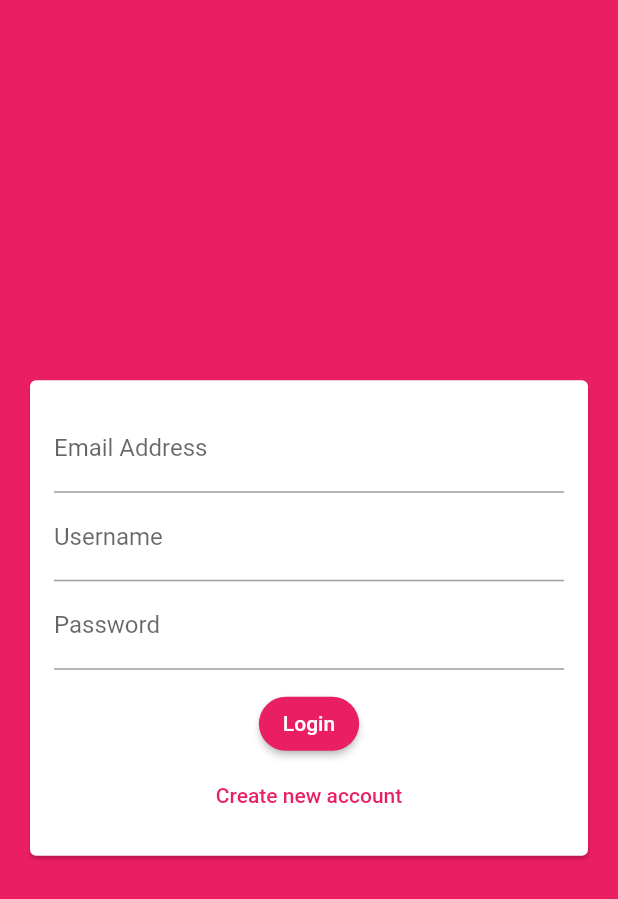
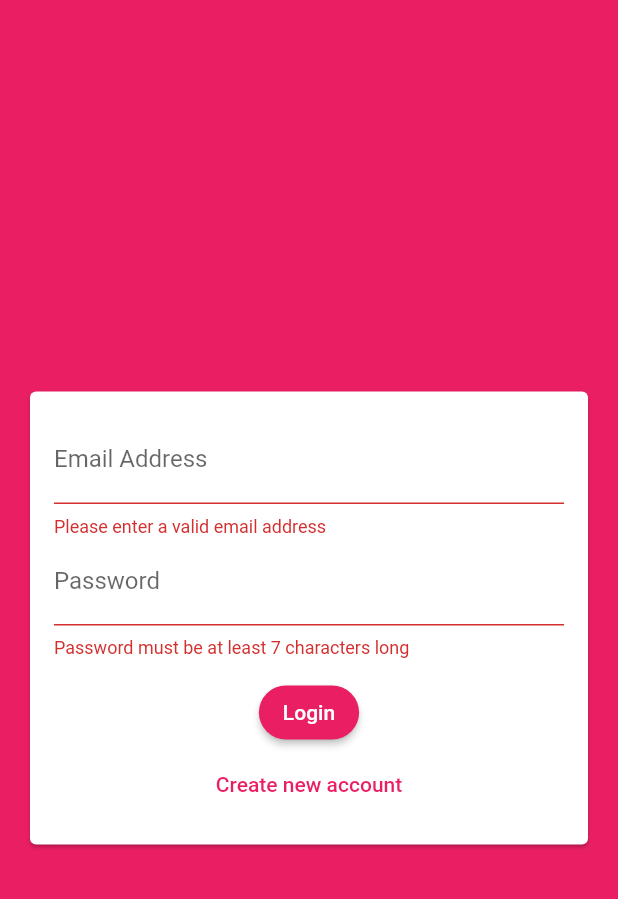
Before and after one commit to Manuelkpatsu/the_messenger, a Flutter app: the screen it shows after launch, after a tap on "Login", on a phone screen of 412 x 824 dp. Shown: the top 899 px of the screen. Run offline on Flutter 3.47's test engine with Material 2 defaults, Android fonts, the phone set to English and light mode, and no system bars; our stand-ins replace cloud_firestore, firebase_core; accounts and stored records are empty.

Commit message:
Creating an authentication form

```diff
--- a/lib/widgets/auth/auth_form.dart
+++ b/lib/widgets/auth/auth_form.dart
@@ -6,6 +6,21 @@ class AuthForm extends StatefulWidget {
 }
 
 class _AuthFormState extends State<AuthForm> {
+  final _formKey = GlobalKey<FormState>();
+  var _isLogin = true;
+  var _userEmail = '';
+  var _userName = '';
+  var _userPassword = '';
+
+  void _trySubmit() {
+    final isValid = _formKey.currentState.validate();
+    FocusScope.of(context).unfocus();
+
+    if (isValid) {
+      _formKey.currentState.save();
+    }
+  }
+
   @override
   Widget build(BuildContext context) {
     return Center(
@@ -15,34 +30,72 @@ class _AuthFormState extends State<AuthForm> {
           child: Padding(
             padding: EdgeInsets.all(16),
             child: Form(
+              key: _formKey,
               child: Column(
                 mainAxisSize: MainAxisSize.min,
                 children: [
                   TextFormField(
+                    key: ValueKey('email'),
+                    validator: (value) {
+                      if (value.isEmpty || !value.contains('@')) {
+                        return 'Please enter a valid email address';
+                      }
+                      return null;
+                    },
                     keyboardType: TextInputType.emailAddress,
                     decoration: InputDecoration(
                       labelText: 'Email Address',
                     ),
+                    onSaved: (value) {
+                      _userEmail = value;
+                    },
                   ),
+                  if (!_isLogin)
+                    TextFormField(
+                      key: ValueKey('username'),
+                      validator: (value) {
+                        if (value.isEmpty || value.length < 4) {
+                          return 'Please enter at least 4 characters';
+                        }
+                        return null;
+                      },
+                      decoration: InputDecoration(
+                        labelText: 'Username',
+                      ),
+                      onSaved: (value) {
+                        _userName = value;
+                      },
+                    ),
                   TextFormField(
-                    decoration: InputDecoration(
-                      labelText: 'Username',
-                    ),
-                  ),
-                  TextFormField(
+                    key: ValueKey('password'),
+                    validator: (value) {
+                      if (value.isEmpty || value.length < 7) {
+                        return 'Password must be at least 7 characters long';
+                      }
+                      return null;
+                    },
                     obscureText: true,
                     decoration: InputDecoration(
                       labelText: 'Password',
                     ),
+                    onSaved: (value) {
+                      _userPassword = value;
+                    },
                   ),
                   SizedBox(height: 12),
                   ElevatedButton(
-                    onPressed: () {},
-                    child: Text('Login'),
+                    onPressed: _trySubmit,
+                    child: Text(_isLogin ? 'Login' : 'Signup'),
                   ),
                   TextButton(
-                    onPressed: () {},
-                    child: Text('Create new account'),
+                    onPressed: () {
+                      setState(() {
+                        _isLogin = !_isLogin;
+                      });
+                    },
+                    child: Text(_isLogin
+                        ? 'Create new account'
+                        : 'I already have an account'),
                   )
                 ],
               ),
```
